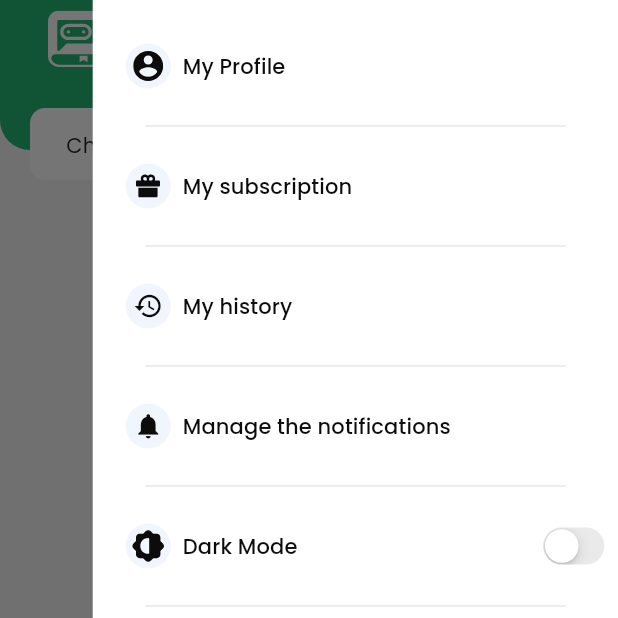
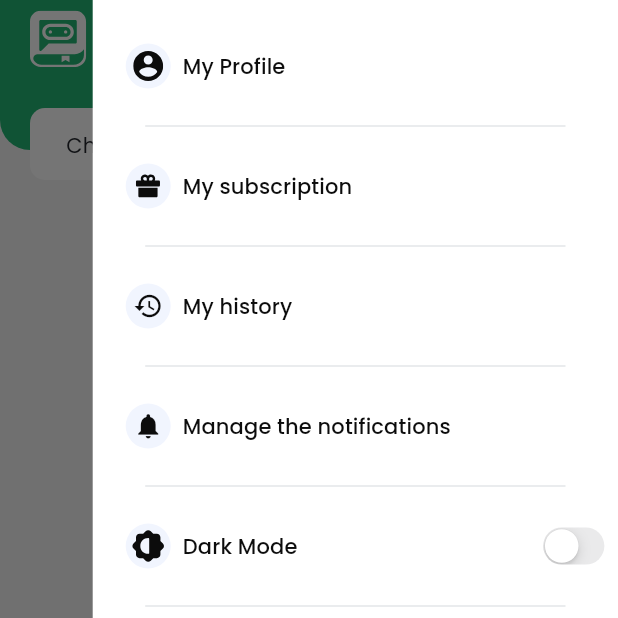
Before and after one commit to neoteristis/hello-bible-plus-mine, a Flutter app: the HomePage screen opened by its route, with the side drawer open, on a phone screen of 412 x 824 dp, the top half of it. Run offline on Flutter 3.47's test engine with Material 2 defaults, Android fonts, the phone set to English and light mode, and no system bars; our stand-ins replace bloc, bloc_concurrency, carousel_slider, dartz, dio, dots_indicator and 29 more; missing offline and left inert: flutter_facebook_auth, flutter_stripe, selectable; accounts and stored records are empty; generated files the repository leaves out were written again; network calls fail.

```diff
--- a/lib/core/routes/router.dart
+++ b/lib/core/routes/router.dart
@@ -28,12 +28,12 @@ GoRouter get route => GoRouter(
       initialLocation: SplashScreen.route,
       refreshListenable:
           GoRouterRefreshStream(GetIt.instance.get<AuthBloc>().stream),
+      routerNeglect: true,
       routes: [
         GoRoute(
           path: SplashScreen.route,
           builder: (context, splash) => const SplashScreen(),
           redirect: (context, state) async {
-
             final authenticationStatus = context.read<AuthBloc>().state.authenticationStatus;
             if (state.fullPath == SplashScreen.route) {
               switch (authenticationStatus) {
--- a/lib/features/chat/presentation/widgets/custom_app_bar.dart
+++ b/lib/features/chat/presentation/widgets/custom_app_bar.dart
@@ -63,8 +63,8 @@ class CustomAppBar extends StatelessWidget implements PreferredSizeWidget {
                       crossAxisAlignment: CrossAxisAlignment.start,
                       children: [
                         Text(
-                          state.conversation!.category?.name ??
-                              AppLocalizations.of(context)!.loading,
+                          (state.conversation!.category?.name ??
+                              AppLocalizations.of(context)!.loading).replaceAll(r'\n', ''),
                           style: TextStyle(
                             fontWeight: FontWeight.w500,
                             fontSize: 14,
@@ -73,7 +73,7 @@ class CustomAppBar extends StatelessWidget implements PreferredSizeWidget {
                           ),
                         ),
                         Text(
-                          state.conversation!.category?.welcomePhrase ?? '',
+                          (state.conversation!.category?.welcomePhrase ?? '').replaceAll(r'\n', ''),
                           softWrap: false,
                           maxLines: 1,
                           overflow: TextOverflow.ellipsis,
--- a/lib/features/home/presentation/page/home_page.dart
+++ b/lib/features/home/presentation/page/home_page.dart
@@ -29,7 +29,8 @@ class _HomePageState extends State<HomePage> {
 
   @override
   Widget build(BuildContext context) {
-    return Scaffold(
+    return WillPopScope(
+      child: Scaffold(
         appBar: const CustomHomeAppBar(),
         endDrawer: const CustomDrawer(),
         body: BlocBuilder<HomeBloc, HomeState>(
@@ -126,6 +127,8 @@ class _HomePageState extends State<HomePage> {
             }
           },
         ),
+      ),
+      onWillPop: () => Future.value(false),
     );
   }
 }
--- a/lib/features/home/presentation/widgets/custom_home_app_bar.dart
+++ b/lib/features/home/presentation/widgets/custom_home_app_bar.dart
@@ -19,11 +19,11 @@ class CustomHomeAppBar extends StatelessWidget implements PreferredSizeWidget {
   @override
   Widget build(BuildContext context) {
     return AppBar(
-      backgroundColor: primaryColor,
+      backgroundColor: Theme.of(context).primaryColor,
       automaticallyImplyLeading: false,
       title: const Padding(
         padding: EdgeInsets.only(
-          left: 16.0,
+          left: 4.0,
         ),
         child: LogoWithText(
           logoColor: Colors.white,
@@ -42,6 +42,7 @@ class CustomHomeAppBar extends StatelessWidget implements PreferredSizeWidget {
       ),
       actions: [
         IconButton(
+          padding: const EdgeInsets.symmetric(horizontal: 20),
           onPressed: () {
             Scaffold.of(context).openEndDrawer();
           },
```
Also changed, not shown: lib/features/chat/presentation/pages/historical_page.dart (+11 -8 lines). Lines whose indentation alone changed are shown as unchanged.
